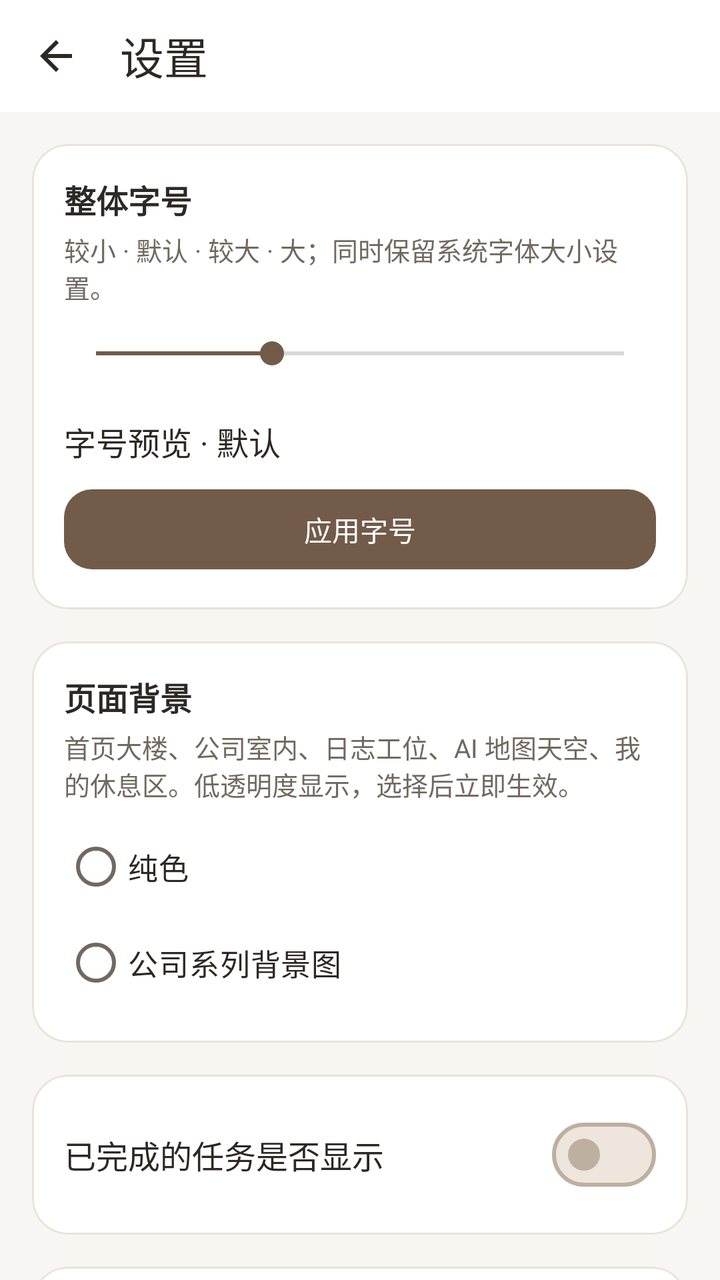
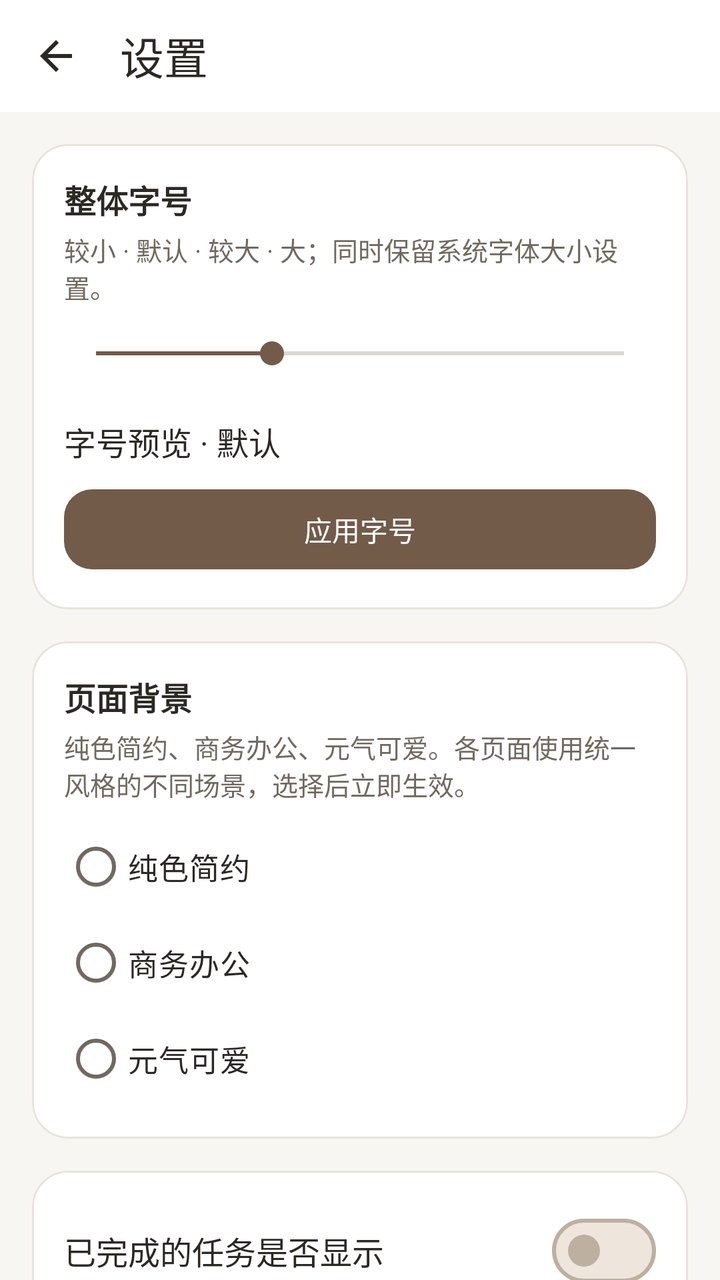

Screens rendered from an Android XML layout before and after an edit, with the pre-edit source and the edit as a unified diff.
<!-- AndroidManifest.xml: application theme Theme.Project_Pandora -->
<!-- res/layout/activity_settings.xml -->
<?xml version="1.0" encoding="utf-8"?>
<layout xmlns:android="http://schemas.android.com/apk/res/android"
    xmlns:app="http://schemas.android.com/apk/res-auto">

    <data>

    </data>

    <androidx.constraintlayout.widget.ConstraintLayout
        android:layout_width="match_parent"
        android:layout_height="match_parent"
        android:background="@color/color_bg_page">

        <com.google.android.material.appbar.MaterialToolbar
            android:id="@+id/toolbar"
            android:layout_width="match_parent"
            android:layout_height="wrap_content"
            android:background="@color/color_surface"
            app:title="设置"
            app:titleTextColor="@color/color_text_primary"
            app:navigationIcon="@drawable/ic_back"
            app:layout_constraintTop_toTopOf="parent"
            style="@style/Widget.Pandora.Toolbar"
            app:navigationIconTint="@color/color_text_primary"
            android:elevation="0dp" />

        
        <ScrollView
            android:layout_width="match_parent"
            android:layout_height="0dp"
            android:fillViewport="true"
            android:scrollbars="none"
            app:layout_constraintTop_toBottomOf="@id/toolbar"
            app:layout_constraintBottom_toBottomOf="parent">

            <LinearLayout
                android:layout_width="match_parent"
                android:layout_height="wrap_content"
                android:orientation="vertical"
                android:padding="16dp">

            <com.google.android.material.card.MaterialCardView
                android:layout_width="match_parent"
                android:layout_height="wrap_content"
                android:layout_marginBottom="16dp"
                app:cardCornerRadius="18dp"
                app:cardElevation="0dp"
                app:cardBackgroundColor="@color/color_surface">
                <LinearLayout android:layout_width="match_parent" android:layout_height="wrap_content" android:orientation="vertical" android:padding="16dp">
                    <TextView android:layout_width="match_parent" android:layout_height="wrap_content" android:text="整体字号" android:textSize="16sp" android:textStyle="bold" android:textColor="@color/color_text_primary" />
                    <TextView android:layout_width="match_parent" android:layout_height="wrap_content" android:layout_marginTop="4dp" android:text="较小 · 默认 · 较大 · 大；同时保留系统字体大小设置。" android:textSize="13sp" android:textColor="@color/color_text_secondary" />
                    <SeekBar android:id="@+id/fontSizeSlider" android:layout_width="match_parent" android:layout_height="48dp" android:max="3" android:progress="1" android:contentDescription="整体字号，四档可选" />
                    <TextView android:id="@+id/textFontSizePreview" android:layout_width="match_parent" android:layout_height="wrap_content" android:minHeight="40dp" android:gravity="center_vertical" android:text="字号预览 · 默认" android:textSize="16sp" android:textColor="@color/color_text_primary" />
                    <com.google.android.material.button.MaterialButton android:id="@+id/btnApplyFontSize" android:layout_width="match_parent" android:layout_height="wrap_content" android:minHeight="48dp" android:text="应用字号" />
                </LinearLayout>
            </com.google.android.material.card.MaterialCardView>

            <com.google.android.material.card.MaterialCardView
                android:layout_width="match_parent"
                android:layout_height="wrap_content"
                android:layout_marginBottom="16dp"
                app:cardCornerRadius="18dp"
                app:cardElevation="0dp"
                app:cardBackgroundColor="@color/color_surface">
                <LinearLayout
                    android:layout_width="match_parent"
                    android:layout_height="wrap_content"
                    android:orientation="vertical"
                    android:padding="16dp">
                    <TextView
                        android:layout_width="match_parent"
                        android:layout_height="wrap_content"
                        android:text="@string/background_style_title"
                        android:textSize="16sp"
                        android:textStyle="bold"
                        android:textColor="@color/color_text_primary" />
                    <TextView
                        android:layout_width="match_parent"
                        android:layout_height="wrap_content"
                        android:layout_marginTop="4dp"
                        android:text="@string/background_style_description"
                        android:textSize="13sp"
                        android:textColor="@color/color_text_secondary" />
                    <RadioGroup
                        android:id="@+id/radioBackgroundStyle"
                        android:layout_width="match_parent"
                        android:layout_height="wrap_content"
                        android:layout_marginTop="8dp"
                        android:orientation="vertical">
                        <com.google.android.material.radiobutton.MaterialRadioButton
                            android:id="@+id/radioBackgroundSolid"
                            android:layout_width="match_parent"
                            android:layout_height="wrap_content"
                            android:minHeight="48dp"
                            android:text="@string/background_style_solid"
                            android:textSize="15sp"
                            android:textColor="@color/color_text_primary" />
                        <com.google.android.material.radiobutton.MaterialRadioButton
                            android:id="@+id/radioBackgroundCompany"
                            android:layout_width="match_parent"
                            android:layout_height="wrap_content"
                            android:minHeight="48dp"
                            android:text="@string/background_style_company"
                            android:textSize="15sp"
                            android:textColor="@color/color_text_primary" />
                    </RadioGroup>
                </LinearLayout>
            </com.google.android.material.card.MaterialCardView>

            <com.google.android.material.card.MaterialCardView
                android:layout_width="match_parent"
                android:layout_height="wrap_content"
                android:layout_marginBottom="16dp"
                app:cardCornerRadius="18dp"
                app:cardElevation="0dp"
                app:cardBackgroundColor="@color/color_surface">

                <LinearLayout
                    android:layout_width="match_parent"
                    android:layout_height="wrap_content"
                    android:orientation="horizontal"
                    android:gravity="center_vertical"
                    android:padding="16dp">

                    <TextView
                        android:layout_width="0dp"
                        android:layout_height="wrap_content"
                        android:layout_weight="1"
                        android:text="已完成的任务是否显示"
                        android:textSize="16sp"
                        android:textColor="@color/color_text_primary" />

                    <com.google.android.material.materialswitch.MaterialSwitch
                        android:id="@+id/switch_show_completed"
                        android:layout_width="wrap_content"
                        android:layout_height="wrap_content" />

                </LinearLayout>
            </com.google.android.material.card.MaterialCardView>

            <com.google.android.material.card.MaterialCardView
                android:id="@+id/card_log_time_limit"
                android:layout_width="match_parent"
                android:layout_height="wrap_content"
                android:layout_marginBottom="16dp"
                app:cardCornerRadius="18dp"
                app:cardElevation="0dp"
                app:cardBackgroundColor="@color/color_surface">

                <LinearLayout
                    android:layout_width="match_parent"
                    android:layout_height="wrap_content"
                    android:orientation="horizontal"
                    android:gravity="center_vertical"
                    android:padding="16dp">

                    <TextView
                        android:layout_width="0dp"
                        android:layout_height="wrap_content"
                        android:layout_weight="1"
                        android:text="直接展示的日志限制时间"
                        android:textSize="16sp"
                        android:textColor="@color/color_text_primary" />

                    <TextView
                        android:id="@+id/text_log_time_limit_value"
                        android:layout_width="wrap_content"
                        android:layout_height="wrap_content"
                        android:textSize="16sp"
                        android:textColor="@color/color_text_secondary" />

                </LinearLayout>
            </com.google.android.material.card.MaterialCardView>

            <com.google.android.material.card.MaterialCardView
                android:id="@+id/card_log_count_limit"
                android:layout_width="match_parent"
                android:layout_height="wrap_content"
                android:layout_marginBottom="16dp"
                app:cardCornerRadius="18dp"
                app:cardElevation="0dp"
                app:cardBackgroundColor="@color/color_surface">

                <LinearLayout
                    android:layout_width="match_parent"
                    android:layout_height="wrap_content"
                    android:orientation="horizontal"
                    android:gravity="center_vertical"
                    android:padding="16dp">

                    <TextView
                        android:layout_width="0dp"
                        android:layout_height="wrap_content"
                        android:layout_weight="1"
                        android:text="直接展示的日志限制数量"
                        android:textSize="16sp"
                        android:textColor="@color/color_text_primary" />

                    <TextView
                        android:id="@+id/text_log_count_limit_value"
                        android:layout_width="wrap_content"
                        android:layout_height="wrap_content"
                        android:textSize="16sp"
                        android:textColor="@color/color_text_secondary" />

                </LinearLayout>
            </com.google.android.material.card.MaterialCardView>

            <com.google.android.material.card.MaterialCardView
                android:id="@+id/card_ai_config"
                android:layout_width="match_parent"
                android:layout_height="wrap_content"
                android:layout_marginBottom="16dp"
                app:cardCornerRadius="18dp"
                app:cardElevation="0dp"
                app:cardBackgroundColor="@color/color_surface">

                <LinearLayout
                    android:layout_width="match_parent"
                    android:layout_height="wrap_content"
                    android:orientation="horizontal"
                    android:gravity="center_vertical"
                    android:padding="16dp">

                    <LinearLayout
                        android:layout_width="0dp"
                        android:layout_height="wrap_content"
                        android:orientation="vertical"
                        android:layout_weight="1">

                        <TextView
                            android:layout_width="match_parent"
                            android:layout_height="wrap_content"
                            android:text="AI 模型配置"
                            android:textSize="16sp"
                            android:textColor="@color/color_text_primary" />

                        <TextView
                            android:id="@+id/text_ai_config_summary"
                            android:layout_width="match_parent"
                            android:layout_height="wrap_content"
                            android:layout_marginTop="2dp"
                            android:text="未配置"
                            android:textSize="12sp"
                            android:textColor="@color/color_text_secondary" />

                    </LinearLayout>

                </LinearLayout>
            </com.google.android.material.card.MaterialCardView>

            
            
        
        <com.google.android.material.card.MaterialCardView
            android:layout_width="match_parent"
            android:layout_height="wrap_content"
            android:layout_marginBottom="16dp"
            app:cardCornerRadius="18dp"
            app:cardElevation="0dp"
            app:cardBackgroundColor="@color/color_surface">

            <LinearLayout
                android:layout_width="match_parent"
                android:layout_height="wrap_content"
                android:orientation="vertical"
                android:padding="16dp">

                <TextView
                    android:layout_width="match_parent"
                    android:layout_height="wrap_content"
                    android:text="@string/keep_alive_card_title"
                    android:textSize="16sp"
                    android:textColor="@color/color_text_primary" />

                <TextView
                    android:id="@+id/text_keep_alive_summary"
                    android:layout_width="match_parent"
                    android:layout_height="wrap_content"
                    android:layout_marginTop="4dp"
                    android:textSize="13sp"
                    android:textColor="@color/color_text_secondary" />

                <com.google.android.material.button.MaterialButton
                    android:id="@+id/btn_battery_whitelist"
                    style="@style/Widget.Pandora.Button.Outlined"
                    android:layout_width="match_parent"
                    android:layout_height="wrap_content"
                    android:layout_marginTop="8dp"
                    android:text="@string/keep_alive_btn_whitelist" />

                <TextView
                    android:layout_width="match_parent"
                    android:layout_height="wrap_content"
                    android:layout_marginTop="8dp"
                    android:text="@string/keep_alive_coloros_note"
                    android:textSize="12sp"
                    android:textColor="@color/color_text_secondary" />

                <TextView
                    android:layout_width="match_parent"
                    android:layout_height="wrap_content"
                    android:layout_marginTop="4dp"
                    android:text="@string/keep_alive_manual_path"
                    android:textSize="11sp"
                    android:textColor="@color/color_text_secondary" />

            </LinearLayout>
        </com.google.android.material.card.MaterialCardView>

<com.google.android.material.card.MaterialCardView
                android:id="@+id/card_server_config"
                android:layout_width="match_parent"
                android:layout_height="wrap_content"
                android:layout_marginBottom="16dp"
                app:cardCornerRadius="18dp"
                app:cardElevation="0dp"
                app:cardBackgroundColor="@color/color_surface">

                <LinearLayout
                    android:layout_width="match_parent"
                    android:layout_height="wrap_content"
                    android:orientation="horizontal"
                    android:gravity="center_vertical"
                    android:padding="16dp">

                    <LinearLayout
                        android:layout_width="0dp"
                        android:layout_height="wrap_content"
                        android:orientation="vertical"
                        android:layout_weight="1">

                        <TextView
                            android:layout_width="match_parent"
                            android:layout_height="wrap_content"
                            android:text="@string/settings_server_card_title"
                            android:textSize="16sp"
                            android:textColor="@color/color_text_primary" />

                        <TextView
                            android:id="@+id/text_server_summary"
                            android:layout_width="match_parent"
                            android:layout_height="wrap_content"
                            android:layout_marginTop="2dp"
                            android:textSize="12sp"
                            android:textColor="@color/color_text_secondary" />

                    </LinearLayout>

                </LinearLayout>
            </com.google.android.material.card.MaterialCardView>

            <com.google.android.material.card.MaterialCardView
                android:id="@+id/card_sync"
                android:layout_width="match_parent"
                android:layout_height="wrap_content"
                android:layout_marginBottom="16dp"
                app:cardCornerRadius="18dp"
                app:cardElevation="0dp"
                app:cardBackgroundColor="@color/color_surface">

                <LinearLayout
                    android:layout_width="match_parent"
                    android:layout_height="wrap_content"
                    android:orientation="vertical"
                    android:padding="16dp">

                    <TextView
                        android:layout_width="match_parent"
                        android:layout_height="wrap_content"
                        android:text="数据同步"
                        android:textSize="16sp"
                        android:textColor="@color/color_text_primary"
                        android:textStyle="bold"
                        android:layout_marginBottom="8dp" />

                    <TextView
                        android:id="@+id/text_sync_status"
                        android:layout_width="match_parent"
                        android:layout_height="wrap_content"
                        android:textSize="14sp"
                        android:textColor="@color/color_text_secondary"
                        android:layout_marginBottom="8dp" />

                    <TextView
                        android:id="@+id/text_sync_progress"
                        android:layout_width="match_parent"
                        android:layout_height="wrap_content"
                        android:textSize="14sp"
                        android:textColor="@color/color_text_secondary"
                        android:layout_marginBottom="8dp"
                        android:visibility="gone" />

                    <com.google.android.material.button.MaterialButton
                        android:id="@+id/btn_resync"
                        android:layout_width="match_parent"
                        android:layout_height="wrap_content"
                        android:text="重新同步"
                        android:visibility="gone"
                        android:textColor="@color/color_on_accent" />

                </LinearLayout>
            </com.google.android.material.card.MaterialCardView>

            
            <com.google.android.material.card.MaterialCardView
                android:layout_width="match_parent"
                android:layout_height="wrap_content"
                android:layout_marginBottom="16dp"
                app:cardCornerRadius="18dp"
                app:cardElevation="0dp"
                app:cardBackgroundColor="@color/color_surface">

                <LinearLayout
                    android:layout_width="match_parent"
                    android:layout_height="wrap_content"
                    android:orientation="vertical"
                    android:padding="16dp">

                    <TextView
                        android:layout_width="match_parent"
                        android:layout_height="wrap_content"
                        android:text="通知设置"
                        android:textSize="16sp"
                        android:textColor="@color/color_text_primary"
                        android:textStyle="bold"
                        android:layout_marginBottom="12dp" />

                    <LinearLayout
                        android:layout_width="match_parent"
                        android:layout_height="wrap_content"
                        android:orientation="horizontal"
                        android:gravity="center_vertical"
                        android:layout_marginBottom="8dp">

                        <TextView
                            android:layout_width="0dp"
                            android:layout_height="wrap_content"
                            android:layout_weight="1"
                            android:text="新任务通知"
                            android:textSize="15sp"
                            android:textColor="@color/color_text_primary" />

                        <com.google.android.material.materialswitch.MaterialSwitch
                            android:id="@+id/switch_notif_new_task"
                            android:layout_width="wrap_content"
                            android:layout_height="wrap_content" />

                    </LinearLayout>

                    <LinearLayout
                        android:layout_width="match_parent"
                        android:layout_height="wrap_content"
                        android:orientation="horizontal"
                        android:gravity="center_vertical"
                        android:layout_marginBottom="8dp">

                        <TextView
                            android:layout_width="0dp"
                            android:layout_height="wrap_content"
                            android:layout_weight="1"
                            android:text="任务完成通知"
                            android:textSize="15sp"
                            android:textColor="@color/color_text_primary" />

                        <com.google.android.material.materialswitch.MaterialSwitch
                            android:id="@+id/switch_notif_status_change"
                            android:layout_width="wrap_content"
                            android:layout_height="wrap_content" />

                    </LinearLayout>

                    <LinearLayout
                        android:layout_width="match_parent"
                        android:layout_height="wrap_content"
                        android:orientation="horizontal"
                        android:gravity="center_vertical"
                        android:layout_marginBottom="8dp">

                        <TextView
                            android:layout_width="0dp"
                            android:layout_height="wrap_content"
                            android:layout_weight="1"
                            android:text="下属完成日志通知"
                            android:textSize="15sp"
                            android:textColor="@color/color_text_primary" />

                        <com.google.android.material.materialswitch.MaterialSwitch
                            android:id="@+id/switch_notif_log_completed"
                            android:layout_width="wrap_content"
                            android:layout_height="wrap_content" />

                    </LinearLayout>

                    <LinearLayout
                        android:layout_width="match_parent"
                        android:layout_height="wrap_content"
                        android:orientation="horizontal"
                        android:gravity="center_vertical"
                        android:layout_marginBottom="8dp">

                        <TextView
                            android:layout_width="0dp"
                            android:layout_height="wrap_content"
                            android:layout_weight="1"
                            android:text="十大任务派发变更通知"
                            android:textSize="15sp"
                            android:textColor="@color/color_text_primary" />

                        <com.google.android.material.materialswitch.MaterialSwitch
                            android:id="@+id/switch_notif_top10_dispatch"
                            android:layout_width="wrap_content"
                            android:layout_height="wrap_content" />

                    </LinearLayout>

                    <LinearLayout
                        android:layout_width="match_parent"
                        android:layout_height="wrap_content"
                        android:orientation="horizontal"
                        android:gravity="center_vertical">

                        <TextView
                            android:layout_width="0dp"
                            android:layout_height="wrap_content"
                            android:layout_weight="1"
                            android:text="十大重要事项变更通知"
                            android:textSize="15sp"
                            android:textColor="@color/color_text_primary" />

                        <com.google.android.material.materialswitch.MaterialSwitch
                            android:id="@+id/switch_notif_top10_important"
                            android:layout_width="wrap_content"
                            android:layout_height="wrap_content" />

                    </LinearLayout>

                </LinearLayout>
            </com.google.android.material.card.MaterialCardView>

            </LinearLayout>
        </ScrollView>

    </androidx.constraintlayout.widget.ConstraintLayout>
</layout>
<!-- resources referenced by this layout -->
<resources>
  <color name="color_bg_page">#F8F6F2</color>
  <color name="color_on_accent">#FFFFFF</color>
  <color name="color_surface">#FFFFFF</color>
  <color name="color_text_primary">#2C2823</color>
  <color name="color_text_secondary">#71695F</color>
  <string name="background_style_company">公司系列背景图</string>
  <string name="background_style_description">首页大楼、公司室内、日志工位、AI 地图天空、我的休息区。低透明度显示，选择后立即生效。</string>
  <string name="background_style_solid">纯色</string>
  <string name="background_style_title">页面背景</string>
  <string name="keep_alive_btn_whitelist">去系统设置允许</string>
  <string name="keep_alive_card_title">息屏通知保活</string>
  <string name="keep_alive_coloros_note">ColorOS 设备另请在 设置→电池→自启动管理 中允许本应用自启动与后台运行</string>
  <string name="keep_alive_manual_path">无法自动跳转时请手动操作：设置→电池→应用耗电管理→潘多拉→允许完全后台行为</string>
  <string name="settings_server_card_title">服务器地址</string>
  <style name="Theme.Project_Pandora" parent="Base.Theme.Project_Pandora" />
  <color name="color_border_strong">#BDB0A0</color>
  <style name="TextAppearance.Pandora.Label" parent="TextAppearance.Material3.LabelLarge">
          <item name="android:fontFamily">sans-serif-medium</item>
          <item name="android:textSize">14sp</item>
          <item name="android:letterSpacing">0</item>
          <item name="android:textAllCaps">false</item>
      </style>
  <style name="TextAppearance.Pandora.Title" parent="TextAppearance.Material3.TitleLarge">
          <item name="android:fontFamily">sans-serif-medium</item>
          <item name="android:textSize">22sp</item>
          <item name="android:textColor">@color/color_text_primary</item>
      </style>
  <color name="color_accent">#725B49</color>
  <color name="color_accent_soft">#EEE6DC</color>
  <color name="color_surface_soft">#F3EFE8</color>
  <color name="color_divider">#E9E3DA</color>
  <color name="color_error">#A1473A</color>
  <color name="color_error_surface">#F8EAE5</color>
  <style name="TextAppearance.Pandora.Body" parent="TextAppearance.Material3.BodyLarge">
          <item name="android:fontFamily">sans-serif</item>
          <item name="android:textSize">16sp</item>
          <item name="android:textColor">@color/color_text_primary</item>
      </style>
  <style name="TextAppearance.Pandora.BodySmall" parent="TextAppearance.Material3.BodyMedium">
          <item name="android:textSize">14sp</item>
          <item name="android:textColor">@color/color_text_secondary</item>
      </style>
  <style name="Widget.Pandora.Card" parent="Widget.MaterialComponents.CardView">
          <item name="cardBackgroundColor">@color/color_surface</item>
          <item name="cardCornerRadius">18dp</item>
          <item name="cardElevation">0dp</item>
          <item name="strokeColor">@color/color_divider</item>
          <item name="strokeWidth">1dp</item>
      </style>
  <style name="Widget.Pandora.LegacyCard" parent="CardView">
          <item name="cardBackgroundColor">@color/color_surface</item>
          <item name="cardCornerRadius">18dp</item>
          <item name="cardElevation">1dp</item>
      </style>
  <style name="Widget.Pandora.Fab" parent="Widget.Material3.FloatingActionButton.Primary">
          <item name="backgroundTint">@color/color_accent</item>
          <item name="tint">@color/color_on_accent</item>
          <item name="elevation">2dp</item>
      </style>
  <style name="TextAppearance.Pandora.Navigation" parent="TextAppearance.Material3.LabelMedium">
          <item name="android:fontFamily">sans-serif-medium</item>
          <item name="android:textSize">12sp</item>
          <item name="android:letterSpacing">0</item>
      </style>
  <style name="Widget.Pandora.NavIndicator" parent="Widget.Material3.BottomNavigationView.ActiveIndicator">
          <item name="android:color">@color/color_accent_soft</item>
      </style>
  <!-- unchanged entries left out for length: 9 -->
</resources>

<!-- the commit's change to res/layout/activity_settings.xml (unified diff, before → after) -->
@@ -103,6 +103,14 @@
                             android:text="@string/background_style_company"
                             android:textSize="15sp"
                             android:textColor="@color/color_text_primary" />
+                        <com.google.android.material.radiobutton.MaterialRadioButton
+                            android:id="@+id/radioBackgroundCute"
+                            android:layout_width="match_parent"
+                            android:layout_height="wrap_content"
+                            android:minHeight="48dp"
+                            android:text="@string/background_style_cute"
+                            android:textSize="15sp"
+                            android:textColor="@color/color_text_primary" />
                     </RadioGroup>
                 </LinearLayout>
             </com.google.android.material.card.MaterialCardView>
<!-- resource entries referenced after the edit -->
@@ -5,9 +5,10 @@
   <color name="color_surface">#FFFFFF</color>
   <color name="color_text_primary">#2C2823</color>
   <color name="color_text_secondary">#71695F</color>
-  <string name="background_style_company">公司系列背景图</string>
-  <string name="background_style_description">首页大楼、公司室内、日志工位、AI 地图天空、我的休息区。低透明度显示，选择后立即生效。</string>
-  <string name="background_style_solid">纯色</string>
+  <string name="background_style_company">商务办公</string>
+  <string name="background_style_cute">元气可爱</string>
+  <string name="background_style_description">纯色简约、商务办公、元气可爱。各页面使用统一风格的不同场景，选择后立即生效。</string>
+  <string name="background_style_solid">纯色简约</string>
   <string name="background_style_title">页面背景</string>
   <string name="keep_alive_btn_whitelist">去系统设置允许</string>
   <string name="keep_alive_card_title">息屏通知保活</string>
